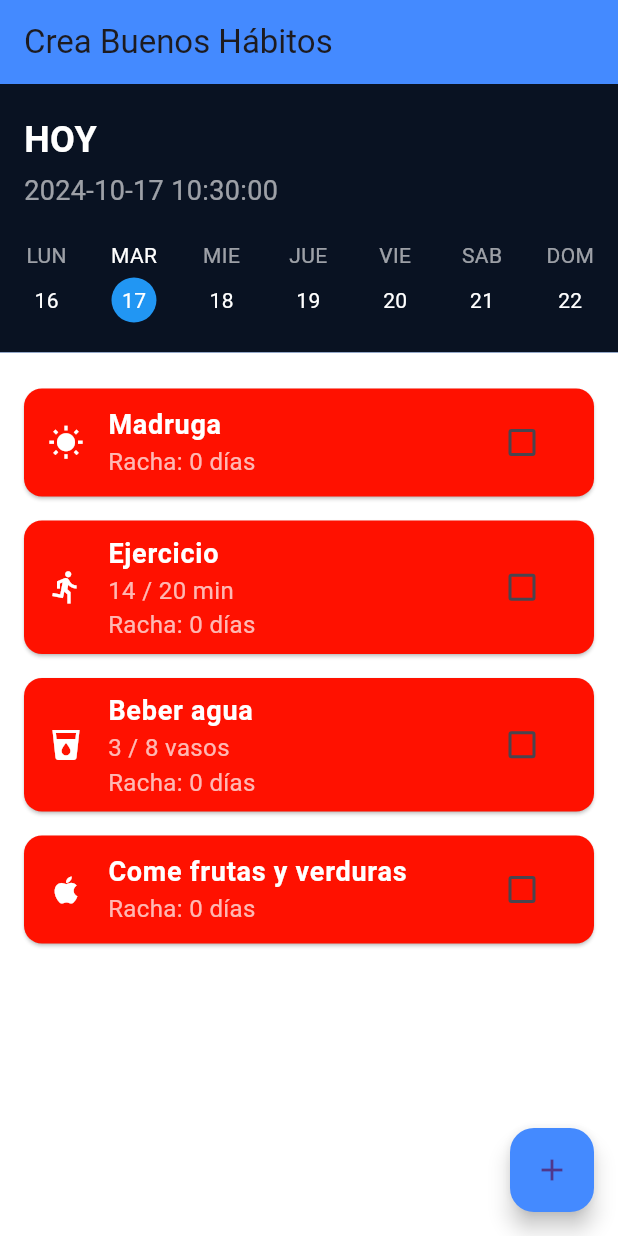
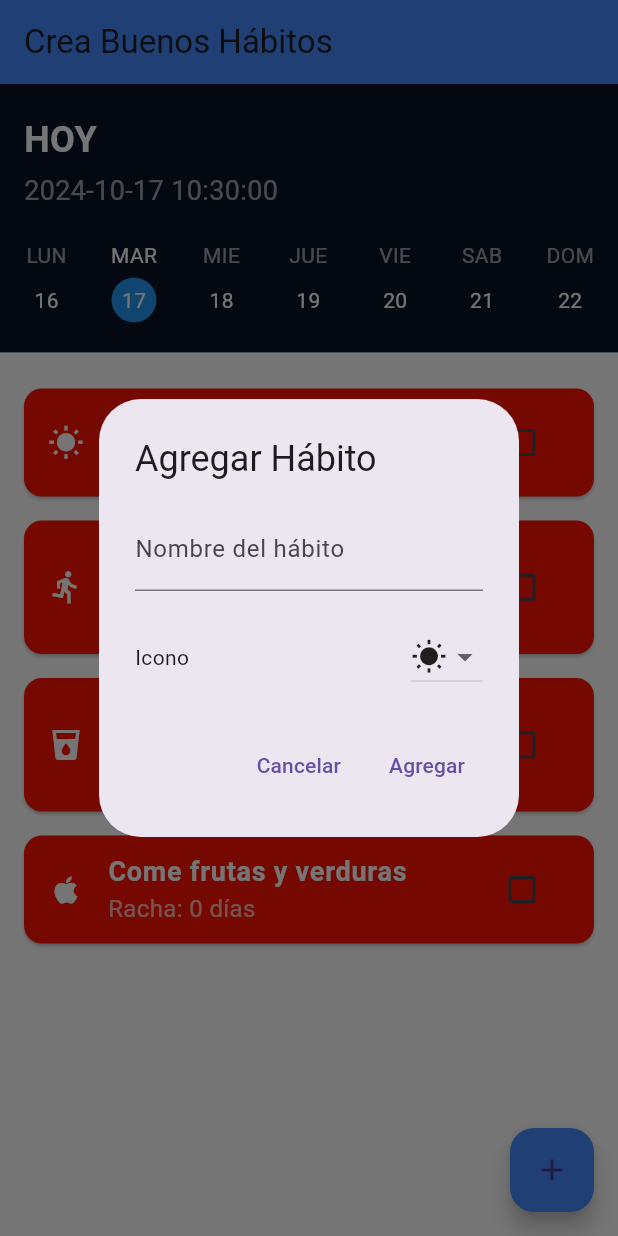
Before and after one commit to daniFlakk/habit_tracker, a Flutter app: the screen it shows after launch, after a tap on the "add" icon, on a phone screen of 412 x 824 dp. Run offline on Flutter 3.47's test engine with Material 3 defaults, Android fonts, the phone set to English and light mode, and no system bars.

Commit message:
add habit with icons and date

```diff
--- a/lib/main.dart
+++ b/lib/main.dart
@@ -2,5 +2,5 @@ import 'package:flutter/material.dart';
 import 'package:habit_tracker/pages/habit_tracker_app.dart';
 
 void main() {
-  runApp(HabitTrackerApp());
+  runApp(const HabitTrackerApp());
 }
--- a/lib/pages/habit_tracker_app.dart
+++ b/lib/pages/habit_tracker_app.dart
@@ -1,4 +1,5 @@
 import 'package:flutter/material.dart';
+import 'package:habit_tracker/widgets/add_habit_widget.dart';
 import 'package:habit_tracker/widgets/calendar_select.dart';
 import 'package:habit_tracker/widgets/habit_list.dart';
 
@@ -7,7 +8,7 @@ class HabitTrackerApp extends StatelessWidget {
 
   @override
   Widget build(BuildContext context) {
-    return MaterialApp(
+    return const MaterialApp(
       debugShowCheckedModeBanner: false,
       home: HabitTracker(),
     );
@@ -121,10 +122,31 @@ class _HabitTrackerState extends State<HabitTracker> {
         ],
       ),
       floatingActionButton: FloatingActionButton(
-        onPressed: () {},
-        backgroundColor: Colors.blueAccent,
-        child: const Icon(Icons.add),
-      ),
+  onPressed: () {
+    showDialog(
+      context: context,
+      builder: (BuildContext context) {
+        return AddHabitWidget(
+          onAddHabit: (String habitName, Color color, IconData icon) {
+            setState(() {
+              habits.add({
+                "name": habitName,
+                "completed": false,
+                "streak": 0,
+                "goal": 21, // Meta por defecto, puedes cambiarla si es necesario
+                "color": color,
+                "icon": icon
+              });
+            });
+          },
+        );
+      },
+    );
+  },
+  backgroundColor: Colors.blueAccent,
+  child: const Icon(Icons.add),
+),
+
     );
   }
 }
--- /dev/null
+++ b/lib/widgets/add_habit_widget.dart
@@ -0,0 +1,129 @@
+import 'package:flutter/material.dart';
+
+class AddHabitWidget extends StatefulWidget {
+  final Function(String, Color, IconData) onAddHabit;
+
+  const AddHabitWidget({super.key, required this.onAddHabit});
+
+  @override
+  _AddHabitWidgetState createState() => _AddHabitWidgetState();
+}
+
+class _AddHabitWidgetState extends State<AddHabitWidget> {
+  final TextEditingController _habitNameController = TextEditingController();
+  Color _selectedColor = Colors.green;
+  IconData _selectedIcon = Icons.wb_sunny;
+
+  @override
+  Widget build(BuildContext context) {
+    return AlertDialog(
+      title: const Text('Agregar Hábito'),
+      content: Column(
+        mainAxisSize: MainAxisSize.min,
+        children: [
+          TextField(
+            controller: _habitNameController,
+            decoration: const InputDecoration(labelText: 'Nombre del hábito'),
+          ),
+          const SizedBox(height: 10),
+          // Selector de color
+          // Row(
+          //   mainAxisAlignment: MainAxisAlignment.spaceBetween,
+          //   children: [
+          //     const Text("Color"),
+          //     DropdownButton<Color>(
+          //       value: _selectedColor,
+          //       items: [
+          //         DropdownMenuItem(
+          //           value: Colors.green,
+          //           child: Container(width: 24, height: 24, color: Colors.green),
+          //         ),
+          //         DropdownMenuItem(
+          //           value: Colors.red,
+          //           child: Container(width: 24, height: 24, color: Colors.red),
+          //         ),
+          //         DropdownMenuItem(
+          //           value: Colors.blue,
+          //           child: Container(width: 24, height: 24, color: Colors.blue),
+          //         ),
+          //         DropdownMenuItem(
+          //           value: Colors.orange,
+          //           child: Container(width: 24, height: 24, color: Colors.orange),
+          //         ),
+          //       ],
+          //       onChanged: (Color? newColor) {
+          //         if (newColor != null) {
+          //           setState(() {
+          //             _selectedColor = newColor;
+          //           });
+          //         }
+          //       },
+          //     ),
+          //   ],
+          // ),
+          const SizedBox(height: 10),
+          // Selector de ícono
+          Row(
+            mainAxisAlignment: MainAxisAlignment.spaceBetween,
+            children: [
+              const Text("Icono"),
+              DropdownButton<IconData>(
+                value: _selectedIcon,
+                items: const [
+                  DropdownMenuItem(
+                    value: Icons.wb_sunny,
+                    child: Icon(Icons.wb_sunny),
+                  ),
+                  DropdownMenuItem(
+                    value: Icons.directions_run,
+                    child: Icon(Icons.directions_run),
+                  ),
+                  DropdownMenuItem(
+                    value: Icons.local_drink,
+                    child: Icon(Icons.local_drink),
+                  ),
+                  DropdownMenuItem(
+                    value: Icons.apple,
+                    child: Icon(Icons.apple),
+                  ),
+                  DropdownMenuItem(
+                    value: Icons.album,
+                    child: Icon(Icons.album),
+                  ),
+                  DropdownMenuItem(
+                    value: Icons.book,
+                    child: Icon(Icons.book),
+                  ),
+                ],
+                onChanged: (IconData? newIcon) {
+                  if (newIcon != null) {
+                    setState(() {
+                      _selectedIcon = newIcon;
+                    });
+                  }
+                },
+              ),
+            ],
+          ),
+        ],
+      ),
+      actions: [
+        TextButton(
+          onPressed: () {
+            Navigator.of(context).pop();
+          },
+          child: const Text('Cancelar'),
+        ),
+        TextButton(
+          onPressed: () {
+            if (_habitNameController.text.isNotEmpty) {
+              widget.onAddHabit(_habitNameController.text, _selectedColor, _selectedIcon);
+              Navigator.of(context).pop();
+            }
+          },
+          child: const Text('Agregar'),
+        ),
+      ],
+    );
+  }
+}
--- a/lib/widgets/calendar_select.dart
+++ b/lib/widgets/calendar_select.dart
@@ -26,7 +26,7 @@ class CalendarWidget extends StatelessWidget {
                   fontWeight: FontWeight.bold)),
           const SizedBox(height: 4),
           Text(formattedDate,
-              style: TextStyle(color: Colors.white60, fontSize: 18)),
+              style: const TextStyle(color: Colors.white60, fontSize: 18)),
           const SizedBox(height: 20),
           Row(
             mainAxisAlignment: MainAxisAlignment.spaceBetween,
--- a/lib/widgets/habit-progress-bar.dart
+++ b/lib/widgets/habit-progress-bar.dart
@@ -79,8 +79,8 @@ void main() {
       appBar: AppBar(
         title: const Text('Habit Progress'),
       ),
-      body: Padding(
-        padding: const EdgeInsets.all(16.0),
+      body: const Padding(
+        padding: EdgeInsets.all(16.0),
         child: Column(
           children: [
             HabitProgressBar(
--- a/lib/widgets/habit_list.dart
+++ b/lib/widgets/habit_list.dart
@@ -5,12 +5,12 @@ class HabitList extends StatelessWidget {
   final List<Map<String, dynamic>> habits;
   final Function(int) toggleCompletion;
 
-  HabitList({required this.habits, required this.toggleCompletion});
+  const HabitList({super.key, required this.habits, required this.toggleCompletion});
 
   @override
   Widget build(BuildContext context) {
     return Container(
-      padding: EdgeInsets.all(16),
+      padding: const EdgeInsets.all(16),
       color: Colors.white,
       child: ListView.builder(
         itemCount: habits.length,
```
